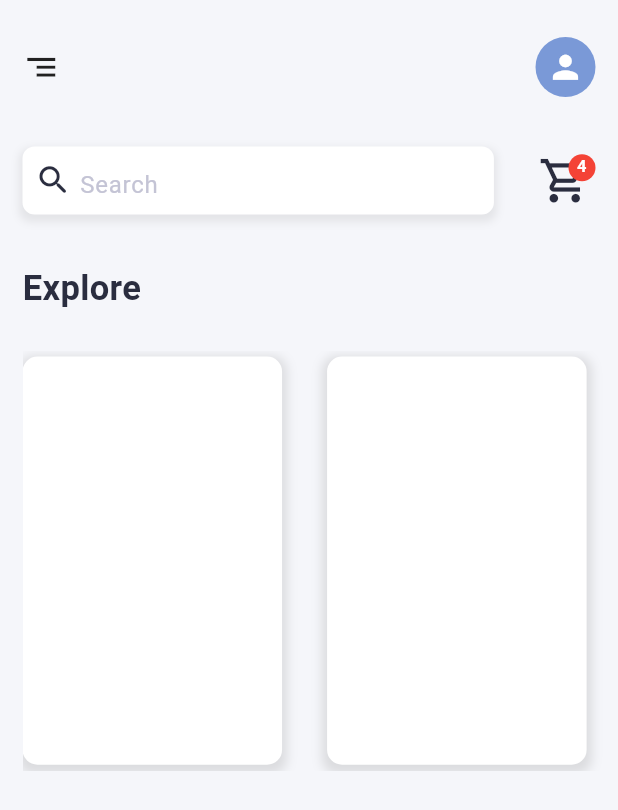
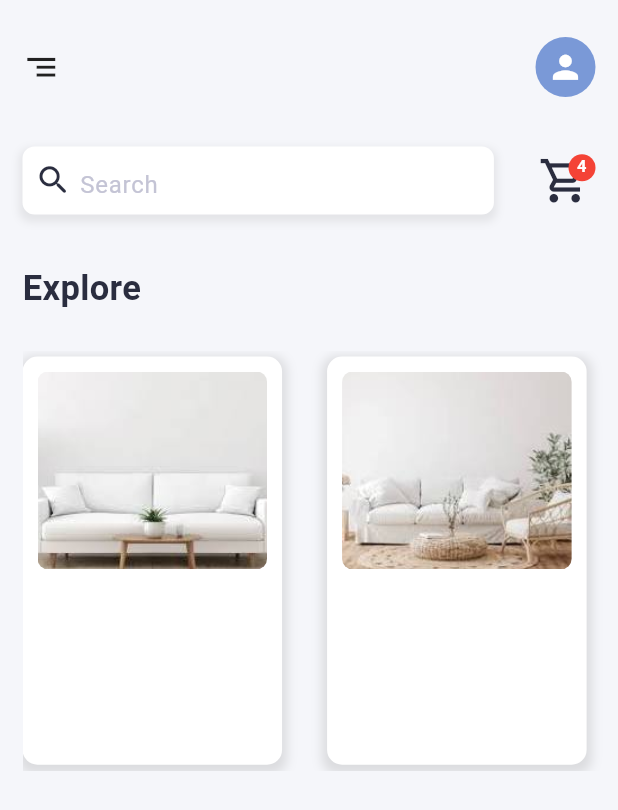
Before and after one commit to moradzadeh67/simple_shoping_cart_ui, a Flutter app: the screen it shows after launch, on a phone screen of 412 x 824 dp. Shown: the top 810 px of the screen. Run offline on Flutter 3.47's test engine with Material 3 defaults, Android fonts, the phone set to English and light mode, and no system bars.

Commit message:
fifth edite

```diff
--- a/lib/main.dart
+++ b/lib/main.dart
@@ -132,9 +132,9 @@
   }
 
   Widget Products() {
-    data.add(Product('White sofa', 'assets/img.png', '2650'));
-    data.add(Product('black sofa', 'assets/img_1.png', '2150'));
-    data.add(Product('grey sofa', 'assets/img_2.png', '1950'));
+    data.add(Product('assets/img.png', 'White sofa', '2650'));
+    data.add(Product('assets/img_1.png', 'black sofa', '2150'));
+    data.add(Product('assets/img_2.png', 'grey sofa', '1950'));
     return Container(
       height: height * 34,
       margin: EdgeInsets.only(top: height * 3),
@@ -157,6 +157,22 @@
                   spreadRadius: 3,
                   blurRadius: 5,
                   offset: Offset(0, 3),
+                ),
+              ],
+            ),
+            child: Column(
+              crossAxisAlignment: CrossAxisAlignment.center,
+              children: [
+                Container(
+                  height: height * 16,
+                  margin: EdgeInsets.symmetric(vertical: 10),
+                  decoration: BoxDecoration(
+                    borderRadius: BorderRadius.circular(7),
+                    image: DecorationImage(
+                      image: AssetImage(data[index].image),
+                      fit: BoxFit.cover,
+                    ),
+                  ),
                 ),
               ],
             ),
```
